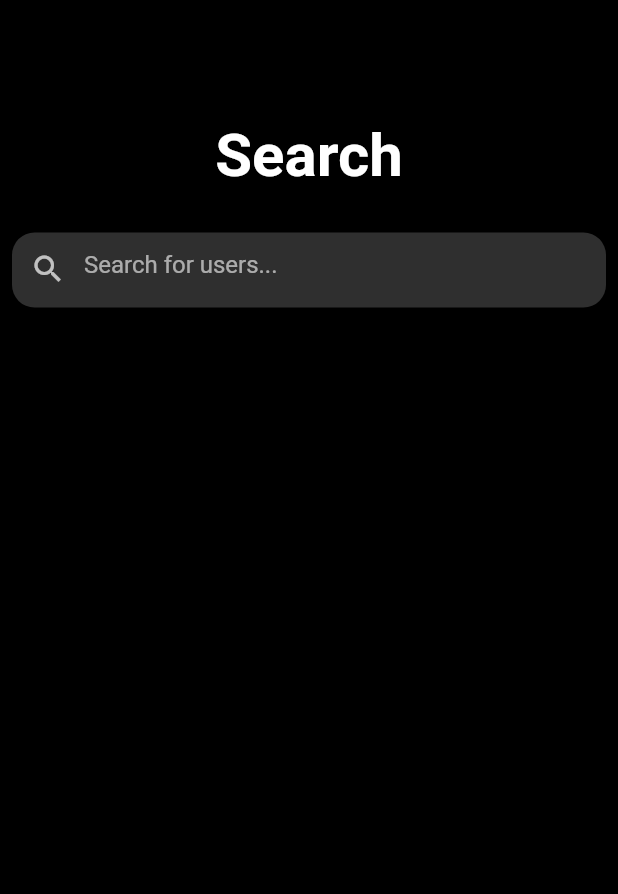
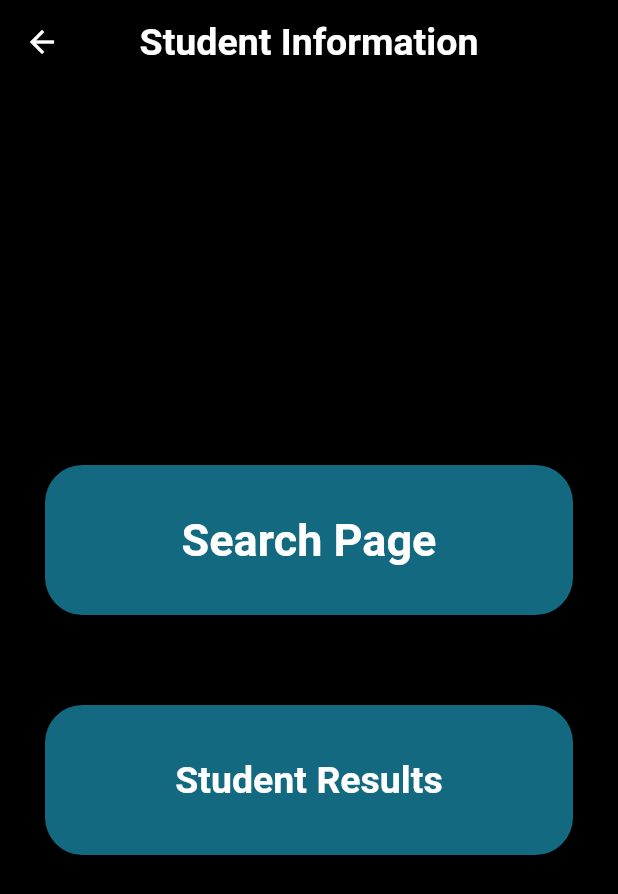
Before and after one commit to SuhasReddy651/CMS-Mobile-Application, a Flutter app: the MyNavigationBar screen opened directly, scrolled down 560 dp, after a tap on "Student Information", on a phone screen of 412 x 824 dp. Shown: the top 894 px of the screen. Run offline on Flutter 3.47's test engine with Material 2 defaults, Android fonts, the phone set to English and light mode, and no system bars; our stand-ins replace camera, cloud_firestore, firebase_auth, firebase_core, geolocator, image_picker; missing offline and left inert: flutter_inappwebview; accounts and stored records are empty; network calls fail.

Commit message:
Made changes in student info section

```diff
--- a/lib/screens/staff/staff_dash.dart
+++ b/lib/screens/staff/staff_dash.dart
@@ -1,6 +1,7 @@
 import 'package:cloud_firestore/cloud_firestore.dart';
 import 'package:firebase_auth/firebase_auth.dart';
 import 'package:flutter/material.dart';
+import 'package:project/screens/common%20screens/empty_page.dart';
 import 'package:project/screens/common%20screens/search.dart';
 import '../common screens/help_desk.dart';
 import '../common screens/helpful_tools.dart';
@@ -373,7 +374,7 @@ class _StaffDashState extends State<StaffDash> {
                                 Navigator.push(
                                   context,
                                   MaterialPageRoute(
-                                    builder: (context) => const SearchScreen(),
+                                    builder: (context) => const StudentInfo(),
                                   ),
                                 );
                               },
@@ -621,3 +622,88 @@ class _StaffDashState extends State<StaffDash> {
     );
   }
 }
+
+class StudentInfo extends StatelessWidget {
+  const StudentInfo({super.key});
+
+  @override
+  Widget build(BuildContext context) {
+    return Scaffold(
+      appBar: AppBar(
+        backgroundColor: Colors.black,
+        title: const Text(
+          "Student Information",
+          style: TextStyle(
+            fontSize: 25,
+            fontWeight: FontWeight.bold,
+          ),
+        ),
+        centerTitle: true,
+      ),
+      body: Column(
+        mainAxisAlignment: MainAxisAlignment.center,
+        crossAxisAlignment: CrossAxisAlignment.center,
+        children: <Widget>[
+          Column(
+            children: <Widget>[
+              GestureDetector(
+                onTap: () {
+                  Navigator.push(
+                    context,
+                    MaterialPageRoute(
+                        builder: (context) => const SearchScreen()),
+                  );
+                },
+                child: Container(
+                  margin: const EdgeInsets.all(30.0),
+                  padding: const EdgeInsets.all(30.0),
+                  height: 100,
+                  width: 900,
+                  decoration: BoxDecoration(
+                    borderRadius: BorderRadius.circular(25),
+                    color: const Color.fromARGB(255, 19, 106, 128),
+                  ),
+                  alignment: Alignment.center,
+                  child: const Text(
+                    "Search Page",
+                    style: TextStyle(
+                      fontWeight: FontWeight.bold,
+                      fontSize: 30,
+                    ),
+                  ),
+                ),
+              ),
+              GestureDetector(
+                onTap: () {
+                  Navigator.push(
+                      context,
+                      MaterialPageRoute(
+                          builder: (context) => const EmptyPage()));
+                },
+                child: Container(
+                  margin: const EdgeInsets.all(30.0),
+                  padding: const EdgeInsets.all(30.0),
+                  height: 100,
+                  width: 900,
+                  decoration: BoxDecoration(
+                    borderRadius: BorderRadius.circular(25),
+                    color: const Color.fromARGB(255, 19, 106, 128),
+                  ),
+                  alignment: Alignment.center,
+                  child: const Text(
+                    "Student Results",
+                    style: TextStyle(
+                      fontWeight: FontWeight.bold,
+                      fontSize: 25,
+                    ),
+                    textAlign: TextAlign.center,
+                  ),
+                ),
+              ),
+            ],
+          ),
+        ],
+      ),
+    );
+  }
+}
```
Also changed, not shown: lib/screens/staff/staff_att_dash.dart (+4 -30 lines).
